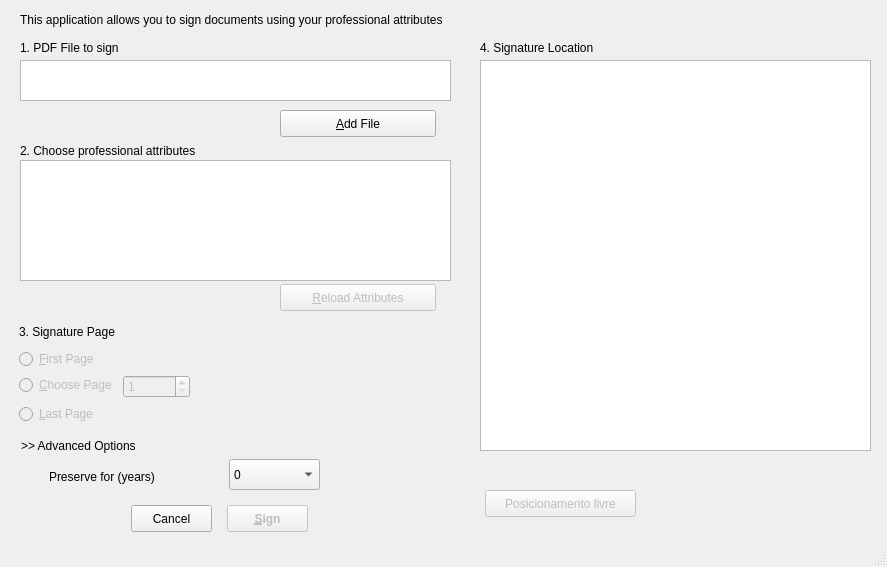
Above: pteid-mw-pt/_src/eidmw/scap-client-v2/scapsignature.ui from amagovpt/autenticacao.gov before the change. Below: the same form after it.
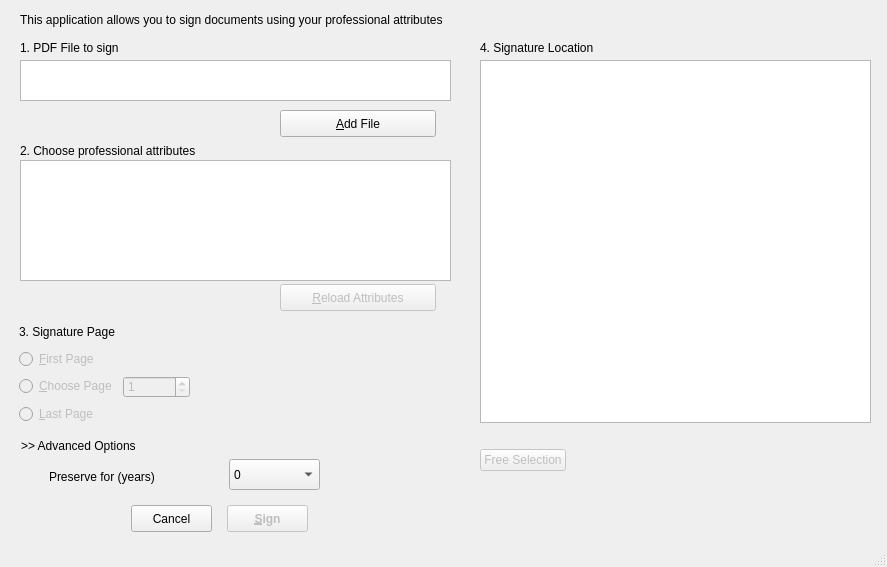
That is the form after the change. Icons and pictures are not drawn. Custom widgets are drawn as their Qt base class.

Commit message: Fix ScapSignature FreeSelection button size and update ts and qm files

Diff of the .ui file:
```diff
--- a/pteid-mw-pt/_src/eidmw/scap-client-v2/scapsignature.ui
+++ b/pteid-mw-pt/_src/eidmw/scap-client-v2/scapsignature.ui
@@ -23,6 +23,12 @@
    <iconset>
     <normaloff>pteid.ico</normaloff>pteid.ico</iconset>
   </property>
+  <property name="layoutDirection">
+   <enum>Qt::LeftToRight</enum>
+  </property>
+  <property name="styleSheet">
+   <string notr="true">text-align:center</string>
+  </property>
   <widget class="QWidget" name="centralwidget">
    <widget class="QWidget" name="centralwidgets" native="true">
     <property name="geometry">
@@ -346,31 +352,6 @@
       </item>
      </layout>
     </widget>
-    <widget class="QPushButton" name="pushButton_freeselect">
-     <property name="enabled">
-      <bool>false</bool>
-     </property>
-     <property name="geometry">
-      <rect>
-       <x>475</x>
-       <y>460</y>
-       <width>151</width>
-       <height>27</height>
-      </rect>
-     </property>
-     <property name="sizePolicy">
-      <sizepolicy hsizetype="Maximum" vsizetype="Minimum">
-       <horstretch>0</horstretch>
-       <verstretch>1</verstretch>
-      </sizepolicy>
-     </property>
-     <property name="layoutDirection">
-      <enum>Qt::LeftToRight</enum>
-     </property>
-     <property name="text">
-      <string>Posicionamento livre</string>
-     </property>
-    </widget>
    </widget>
    <widget class="QWidget" name="verticalLayoutWidget">
     <property name="geometry">
@@ -408,6 +389,28 @@
        </property>
       </widget>
      </item>
+     <item>
+      <widget class="QPushButton" name="pushButton_freeselect">
+       <property name="enabled">
+        <bool>false</bool>
+       </property>
+       <property name="sizePolicy">
+        <sizepolicy hsizetype="Fixed" vsizetype="Fixed">
+         <horstretch>0</horstretch>
+         <verstretch>0</verstretch>
+        </sizepolicy>
+       </property>
+       <property name="layoutDirection">
+        <enum>Qt::LeftToRight</enum>
+       </property>
+       <property name="styleSheet">
+        <string notr="true">text-align:center</string>
+       </property>
+       <property name="text">
+        <string>Free Selection</string>
+       </property>
+      </widget>
+     </item>
      <item>
       <widget class="QLabel" name="label_y">
        <property name="sizePolicy">
```
The commit also changes 2 other files.
